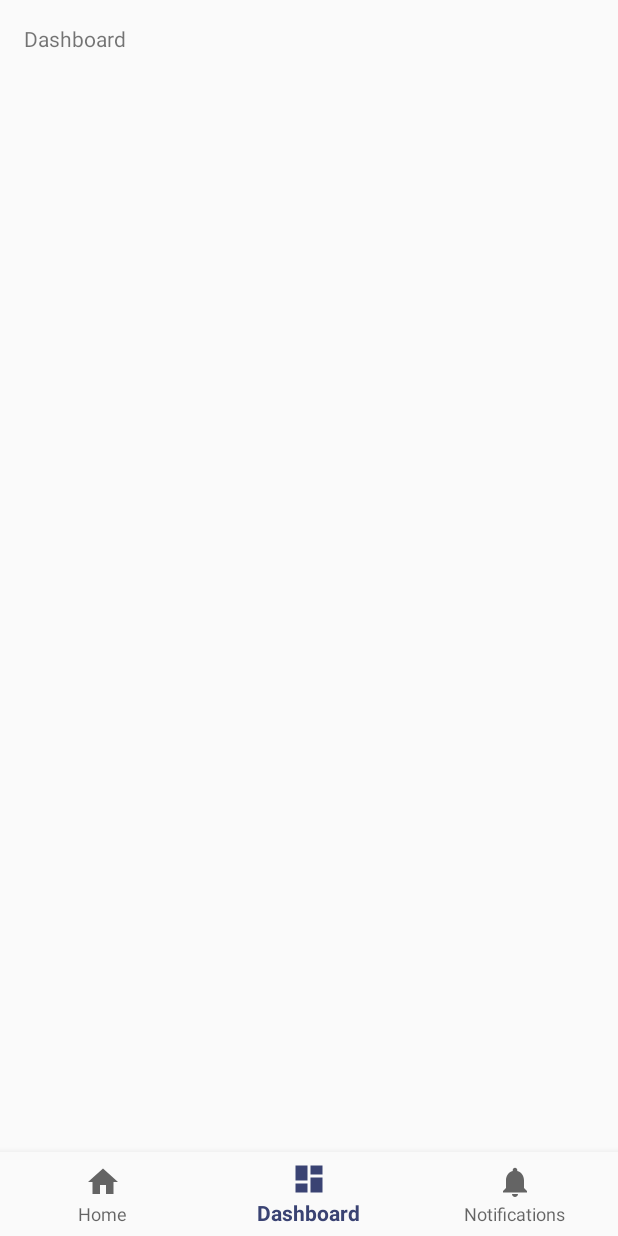
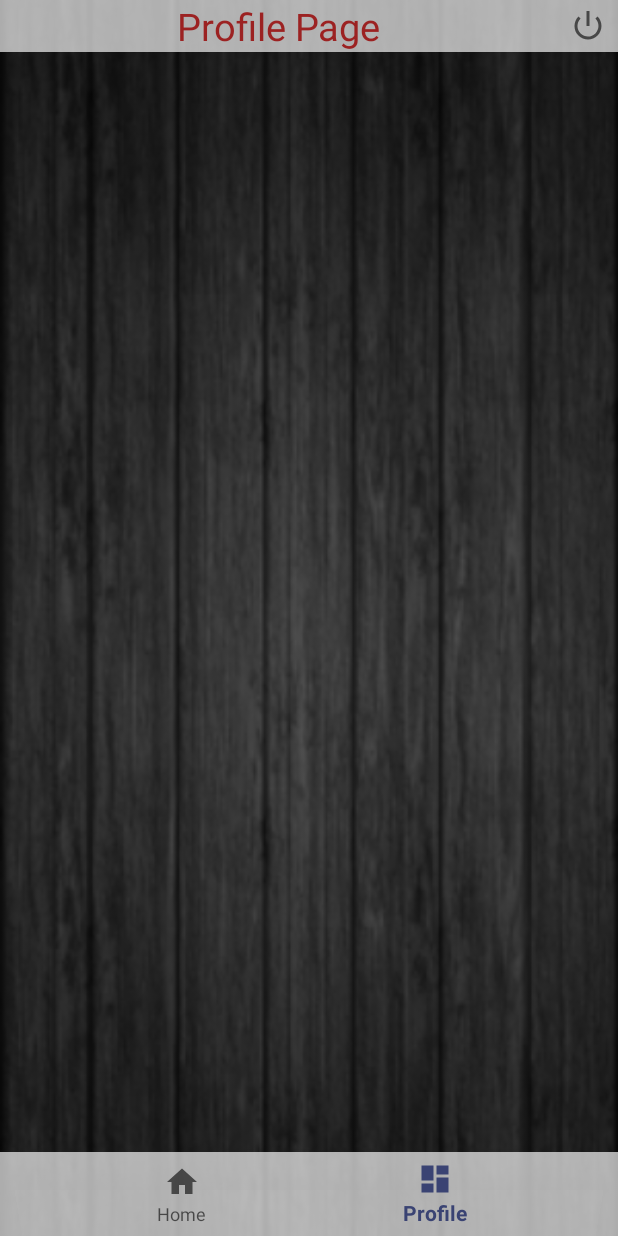
Before and after one commit to iegrsy/CompanyBlog, an Android app: the MainActivity screen opened directly, with no data from a screen before it, item 2 of the bottom bar chosen, on a phone screen of 412 x 824 dp. Run offline under Robolectric (Android 15) with nearby library versions, the phone set to English and light mode, and no system bars; our stand-ins replace ButterKnife.

Commit message:
Add Home pages.

```diff
--- /dev/null
+++ b/CompanyBlogMobile/app/src/main/java/space/iegrsy/companyblogmobile/HomeFragment.java
@@ -0,0 +1,19 @@
+package space.iegrsy.companyblogmobile;
+
+import android.os.Bundle;
+import android.support.annotation.NonNull;
+import android.support.annotation.Nullable;
+import android.support.v4.app.Fragment;
+import android.view.LayoutInflater;
+import android.view.View;
+import android.view.ViewGroup;
+
+public class HomeFragment extends Fragment {
+    @Nullable
+    @Override
+    public View onCreateView(@NonNull LayoutInflater inflater, @Nullable ViewGroup container, @Nullable Bundle savedInstanceState) {
+        View rootView = inflater.inflate(R.layout.fragment_home_page, container, false);
+
+        return rootView;
+    }
+}
--- a/CompanyBlogMobile/app/src/main/java/space/iegrsy/companyblogmobile/MainActivity.java
+++ b/CompanyBlogMobile/app/src/main/java/space/iegrsy/companyblogmobile/MainActivity.java
@@ -3,28 +3,38 @@ package space.iegrsy.companyblogmobile;
 import android.os.Bundle;
 import android.support.annotation.NonNull;
 import android.support.design.widget.BottomNavigationView;
+import android.support.v4.app.Fragment;
+import android.support.v4.app.FragmentManager;
 import android.support.v7.app.AppCompatActivity;
 import android.view.MenuItem;
-import android.widget.TextView;
+import android.widget.FrameLayout;
+
+import butterknife.BindView;
+import butterknife.ButterKnife;
 
 public class MainActivity extends AppCompatActivity {
+    private static final String TAG = MainActivity.class.getSimpleName();
 
-    private TextView mTextMessage;
+    @BindView(R.id.home_container)
+    FrameLayout container;
+
+    @BindView(R.id.home_navigation)
+    BottomNavigationView navigation;
+
+    private FragmentManager fragmentManager;
+    private HomeFragment homeFragment;
+    private ProfileFragment profileFragment;
 
     private BottomNavigationView.OnNavigationItemSelectedListener mOnNavigationItemSelectedListener
             = new BottomNavigationView.OnNavigationItemSelectedListener() {
-
         @Override
         public boolean onNavigationItemSelected(@NonNull MenuItem item) {
             switch (item.getItemId()) {
                 case R.id.navigation_home:
-                    mTextMessage.setText(R.string.title_home);
+                    switchFragment(homeFragment);
                     return true;
-                case R.id.navigation_dashboard:
-                    mTextMessage.setText(R.string.title_dashboard);
-                    return true;
-                case R.id.navigation_notifications:
-                    mTextMessage.setText(R.string.title_notifications);
+                case R.id.navigation_profile:
+                    switchFragment(profileFragment);
                     return true;
             }
             return false;
@@ -36,9 +46,21 @@ public class MainActivity extends AppCompatActivity {
         super.onCreate(savedInstanceState);
         setContentView(R.layout.activity_main);
 
-        mTextMessage = (TextView) findViewById(R.id.message);
-        BottomNavigationView navigation = (BottomNavigationView) findViewById(R.id.navigation);
-        navigation.setOnNavigationItemSelectedListener(mOnNavigationItemSelectedListener);
+        ButterKnife.bind(this);
+        initUI();
     }
 
+    private void initUI() {
+        homeFragment = new HomeFragment();
+        profileFragment = new ProfileFragment();
+
+        fragmentManager = getSupportFragmentManager();
+        navigation.setOnNavigationItemSelectedListener(mOnNavigationItemSelectedListener);
+        navigation.setSelectedItemId(R.id.navigation_home);
+    }
+
+    private void switchFragment(Fragment fragment) {
+        if (fragment != null)
+            fragmentManager.beginTransaction().replace(R.id.home_container, fragment).commit();
+    }
 }
--- /dev/null
+++ b/CompanyBlogMobile/app/src/main/java/space/iegrsy/companyblogmobile/PostFragment.java
@@ -0,0 +1,6 @@
+package space.iegrsy.companyblogmobile;
+
+import android.support.v4.app.Fragment;
+
+public class PostFragment extends Fragment{
+}
--- /dev/null
+++ b/CompanyBlogMobile/app/src/main/java/space/iegrsy/companyblogmobile/ProfileFragment.java
@@ -0,0 +1,19 @@
+package space.iegrsy.companyblogmobile;
+
+import android.os.Bundle;
+import android.support.annotation.NonNull;
+import android.support.annotation.Nullable;
+import android.support.v4.app.Fragment;
+import android.view.LayoutInflater;
+import android.view.View;
+import android.view.ViewGroup;
+
+public class ProfileFragment extends Fragment {
+    @Nullable
+    @Override
+    public View onCreateView(@NonNull LayoutInflater inflater, @Nullable ViewGroup container, @Nullable Bundle savedInstanceState) {
+        View rootView = inflater.inflate(R.layout.fragment_profile_page, container, false);
+
+        return rootView;
+    }
+}
--- a/CompanyBlogMobile/app/src/main/res/layout/activity_main.xml
+++ b/CompanyBlogMobile/app/src/main/res/layout/activity_main.xml
@@ -2,29 +2,27 @@
 <android.support.constraint.ConstraintLayout xmlns:android="http://schemas.android.com/apk/res/android"
     xmlns:app="http://schemas.android.com/apk/res-auto"
     xmlns:tools="http://schemas.android.com/tools"
-    android:id="@+id/container"
     android:layout_width="match_parent"
     android:layout_height="match_parent"
+    android:background="@drawable/background"
     tools:context=".MainActivity">
 
-    <TextView
-        android:id="@+id/message"
-        android:layout_width="wrap_content"
-        android:layout_height="wrap_content"
-        android:layout_marginLeft="@dimen/activity_horizontal_margin"
-        android:layout_marginStart="@dimen/activity_horizontal_margin"
-        android:layout_marginTop="@dimen/activity_vertical_margin"
-        android:text="@string/title_home"
-        app:layout_constraintLeft_toLeftOf="parent"
+    <FrameLayout
+        android:id="@+id/home_container"
+        android:layout_width="match_parent"
+        android:layout_height="0dp"
+        app:layout_constraintBottom_toTopOf="@+id/home_navigation"
+        app:layout_constraintEnd_toEndOf="parent"
+        app:layout_constraintStart_toStartOf="parent"
         app:layout_constraintTop_toTopOf="parent" />
 
     <android.support.design.widget.BottomNavigationView
-        android:id="@+id/navigation"
-        android:layout_width="0dp"
-        android:layout_height="wrap_content"
+        android:id="@+id/home_navigation"
+        android:layout_width="match_parent"
+        android:layout_height="0dp"
         android:layout_marginEnd="0dp"
         android:layout_marginStart="0dp"
-        android:background="?android:attr/windowBackground"
+        android:background="@color/colorNavigation"
         app:layout_constraintBottom_toBottomOf="parent"
         app:layout_constraintLeft_toLeftOf="parent"
         app:layout_constraintRight_toRightOf="parent"
--- /dev/null
+++ b/CompanyBlogMobile/app/src/main/res/layout/fragment_home_page.xml
@@ -0,0 +1,26 @@
+<?xml version="1.0" encoding="utf-8"?>
+<LinearLayout xmlns:android="http://schemas.android.com/apk/res/android"
+    android:layout_width="match_parent"
+    android:layout_height="match_parent"
+    android:orientation="vertical">
+
+    <LinearLayout
+        android:layout_width="match_parent"
+        android:layout_height="wrap_content"
+        android:background="@color/colorNavigation">
+
+        <TextView
+            android:layout_width="match_parent"
+            android:layout_height="wrap_content"
+            android:gravity="center"
+            android:text="Home Page"
+            android:textColor="@color/colorAccent"
+            android:textSize="25sp" />
+    </LinearLayout>
+
+    <ListView
+        android:id="@+id/home_post_list"
+        android:layout_width="match_parent"
+        android:layout_height="match_parent" />
+
+</LinearLayout>
--- /dev/null
+++ b/CompanyBlogMobile/app/src/main/res/layout/fragment_post_dialog.xml
@@ -0,0 +1,7 @@
+<?xml version="1.0" encoding="utf-8"?>
+<LinearLayout xmlns:android="http://schemas.android.com/apk/res/android"
+    android:layout_width="match_parent"
+    android:layout_height="match_parent"
+    android:orientation="vertical">
+
+</LinearLayout>
--- /dev/null
+++ b/CompanyBlogMobile/app/src/main/res/layout/fragment_profile_page.xml
@@ -0,0 +1,36 @@
+<?xml version="1.0" encoding="utf-8"?>
+<LinearLayout xmlns:android="http://schemas.android.com/apk/res/android"
+    android:layout_width="match_parent"
+    android:layout_height="match_parent"
+    android:orientation="vertical">
+
+    <LinearLayout
+        android:layout_width="match_parent"
+        android:layout_height="wrap_content"
+        android:background="@color/colorNavigation"
+        android:orientation="horizontal">
+
+        <TextView
+            android:layout_width="match_parent"
+            android:layout_height="wrap_content"
+            android:layout_weight="1"
+            android:gravity="center"
+            android:text="Profile Page"
+            android:textColor="@color/colorAccent"
+            android:textSize="25sp" />
+
+        <ImageButton
+            android:layout_width="match_parent"
+            android:layout_height="wrap_content"
+            android:layout_gravity="center"
+            android:layout_weight="9"
+            android:background="@android:color/transparent"
+            android:src="@android:drawable/ic_lock_power_off" />
+    </LinearLayout>
+
+    <ListView
+        android:id="@+id/profile_post_list"
+        android:layout_width="match_parent"
+        android:layout_height="match_parent" />
+
+</LinearLayout>
--- /dev/null
+++ b/CompanyBlogMobile/app/src/main/res/layout/view_post_row_item.xml
@@ -0,0 +1,6 @@
+<?xml version="1.0" encoding="utf-8"?>
+<LinearLayout xmlns:android="http://schemas.android.com/apk/res/android"
+    android:orientation="vertical" android:layout_width="match_parent"
+    android:layout_height="match_parent">
+
+</LinearLayout>
--- a/CompanyBlogMobile/app/src/main/res/menu/navigation.xml
+++ b/CompanyBlogMobile/app/src/main/res/menu/navigation.xml
@@ -7,13 +7,8 @@
         android:title="@string/title_home" />
 
     <item
-        android:id="@+id/navigation_dashboard"
+        android:id="@+id/navigation_profile"
         android:icon="@drawable/ic_dashboard_black_24dp"
-        android:title="@string/title_dashboard" />
-
-    <item
-        android:id="@+id/navigation_notifications"
-        android:icon="@drawable/ic_notifications_black_24dp"
-        android:title="@string/title_notifications" />
+        android:title="@string/title_profile" />
 
 </menu>
--- a/CompanyBlogMobile/app/src/main/res/values/colors.xml
+++ b/CompanyBlogMobile/app/src/main/res/values/colors.xml
@@ -3,4 +3,6 @@
     <color name="colorPrimary">#3a4373</color>
     <color name="colorPrimaryDark">#070f46</color>
     <color name="colorAccent">#9c2222</color>
+
+    <color name="colorNavigation">#aaffffff</color>
 </resources>
--- a/CompanyBlogMobile/app/src/main/res/values/strings.xml
+++ b/CompanyBlogMobile/app/src/main/res/values/strings.xml
@@ -4,4 +4,5 @@
     <string name="title_home">Home</string>
     <string name="title_dashboard">Dashboard</string>
     <string name="title_notifications">Notifications</string>
+    <string name="title_profile">Profile</string>
 </resources>
```
